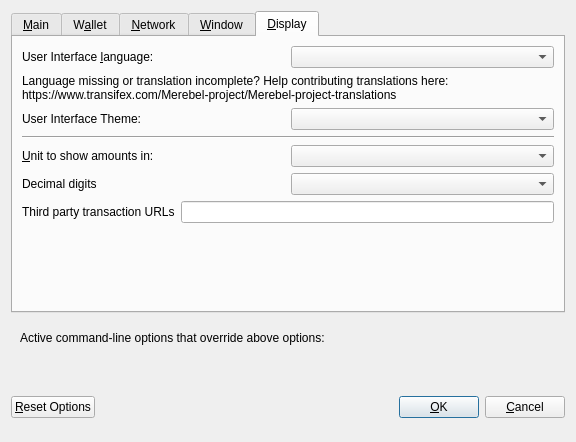
This is src/qt/forms/optionsdialog.ui in ElCrebel/Merebel as Qt 5 draws it before an edit. The edited form follows.
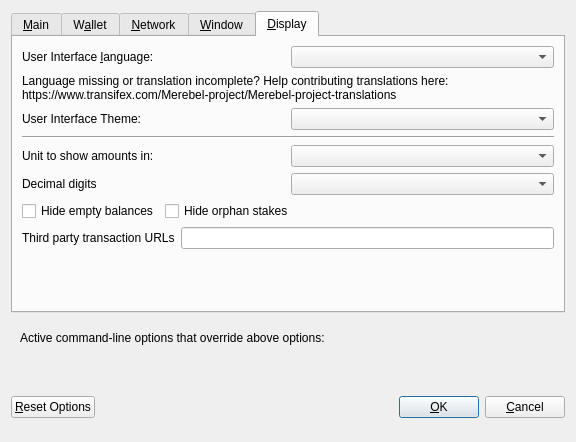
This is the edited form. The open tabs and pages were chosen to show the change. Custom widgets are drawn as their Qt base class.

What changed in the file:
```diff
--- a/src/qt/forms/optionsdialog.ui
+++ b/src/qt/forms/optionsdialog.ui
@@ -487,7 +487,7 @@
         </widget>
        </item>
        <item>
-        <layout class="QHBoxLayout" name="horizontalLayout_4_Display" stretch="0,0">
+        <layout class="QHBoxLayout" name="horizontalLayout_2_Display" stretch="0,0">
          <item>
           <widget class="QLabel" name="themeLabel">
            <property name="text">
@@ -501,6 +501,12 @@
         </layout>
        </item>
        <item>
+        <widget class="QWidget" name="verticalZmeriDisplayWidget" native="true">
+         <layout class="QVBoxLayout" name="verticalZmeriDisplayLayout">
+          <property name="margin">
+           <number>0</number>
+          </property>
+          <item>
         <widget class="Line" name="line">
          <property name="orientation">
           <enum>Qt::Horizontal</enum>
@@ -508,11 +514,11 @@
         </widget>
        </item>
        <item>
-        <layout class="QHBoxLayout" name="horizontalLayout_2_Display">
+           <layout class="QHBoxLayout" name="horizontalLayout_3_Display">
          <item>
           <widget class="QLabel" name="unitLabel">
            <property name="text">
-            <string>&amp;Unit to show amounts in:</string>
+               <string>Unit to show amounts in:</string>
            </property>
            <property name="textFormat">
             <enum>Qt::PlainText</enum>
@@ -532,7 +538,7 @@
         </layout>
        </item>
        <item>
-        <layout class="QHBoxLayout" name="horizontalLayout_5_Display">
+           <layout class="QHBoxLayout" name="horizontalLayout_4_Display">
          <item>
           <widget class="QLabel" name="digitsLabel">
            <property name="text">
@@ -546,7 +552,47 @@
         </layout>
        </item>
        <item>
-        <layout class="QHBoxLayout" name="horizontalLayout_3_Display">
+           <layout class="QHBoxLayout" name="horizontalLayout_5_Display">
+            <item>
+             <widget class="QCheckBox" name="checkBoxHideZeroBalances">
+              <property name="toolTip">
+               <string>Hide empty balances</string>
+              </property>
+              <property name="layoutDirection">
+               <enum>Qt::LeftToRight</enum>
+              </property>
+              <property name="text">
+               <string>Hide empty balances</string>
+              </property>
+             </widget>
+            </item>
+            <item>
+             <widget class="QCheckBox" name="checkBoxHideOrphans">
+              <property name="toolTip">
+               <string>Hide orphan stakes in transaction lists</string>
+              </property>
+              <property name="text">
+               <string>Hide orphan stakes</string>
+              </property>
+             </widget>
+            </item>
+            <item>
+             <spacer name="horizontalSpacer">
+              <property name="orientation">
+               <enum>Qt::Horizontal</enum>
+              </property>
+              <property name="sizeHint" stdset="0">
+               <size>
+                <width>40</width>
+                <height>20</height>
+               </size>
+              </property>
+             </spacer>
+            </item>
+           </layout>
+          </item>
+          <item>
+           <layout class="QHBoxLayout" name="horizontalLayout_6_Display">
          <item>
           <widget class="QLabel" name="thirdPartyTxUrlsLabel">
            <property name="toolTip">
@@ -568,6 +614,9 @@
           </widget>
          </item>
         </layout>
+          </item>
+         </layout>
+        </widget>
        </item>
        <item>
         <spacer name="verticalSpacer">
```
Left out of the diff: 80 changed lines with no effect on the pictures. Lines whose indentation alone changed are shown as unchanged.
